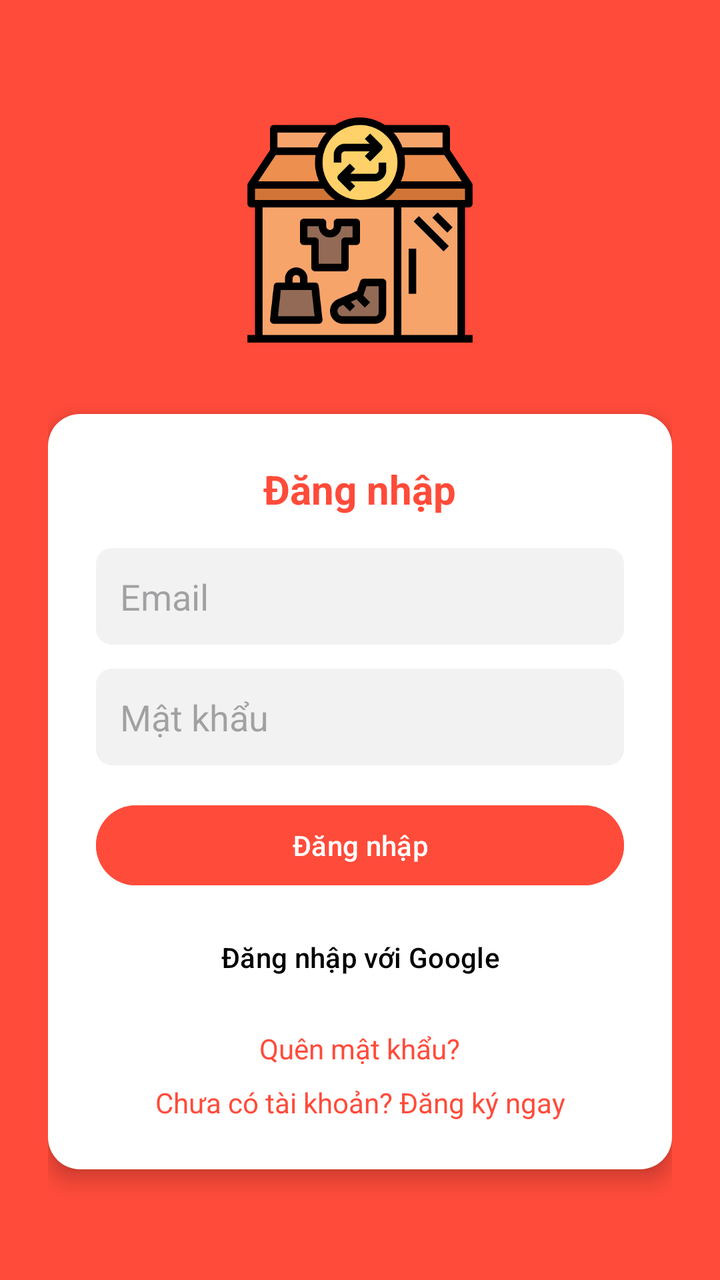
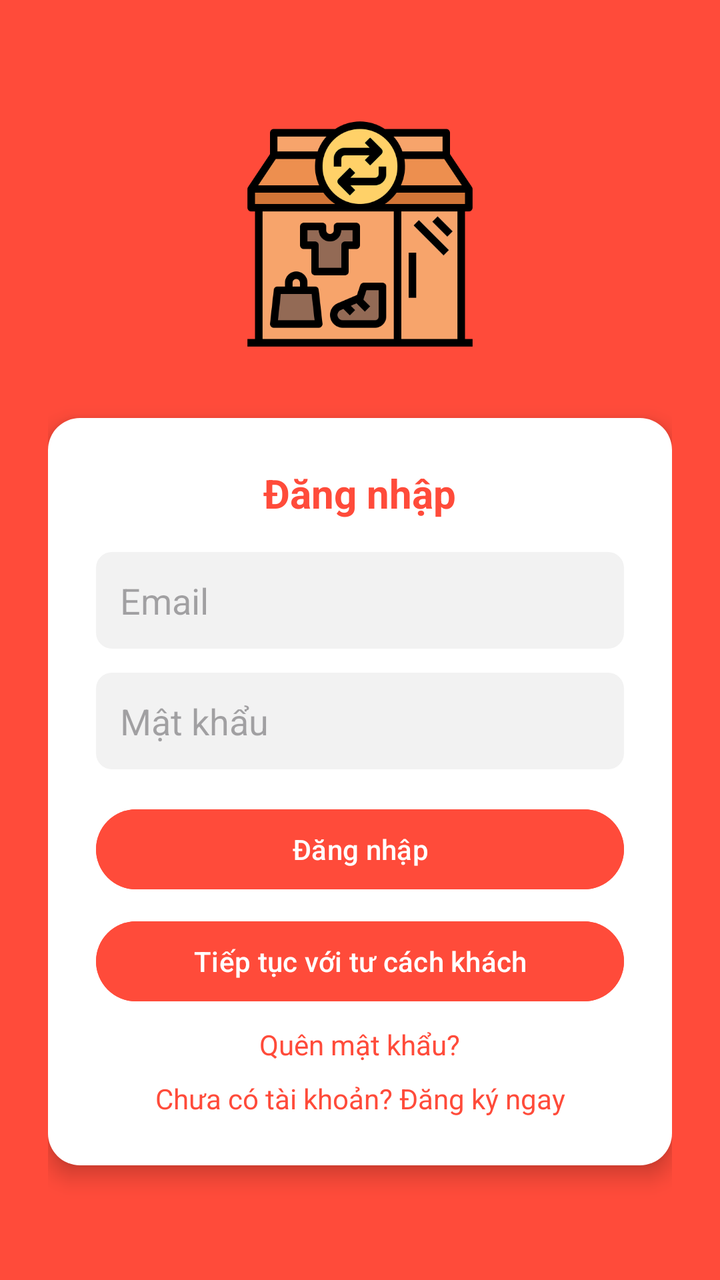

Before-and-after screenshots of an Android layout around one commit, followed by the original layout XML and the change that was made.
<!-- AndroidManifest.xml: application theme Theme.Qlybandocu -->
<!-- res/layout/activity_login.xml -->
<?xml version="1.0" encoding="utf-8"?>
<LinearLayout xmlns:android="http://schemas.android.com/apk/res/android"
    android:orientation="vertical"
    android:layout_width="match_parent"
    android:layout_height="match_parent"
    android:background="#ff4b3a"
    android:gravity="center"
    android:padding="24dp">

    
    <ImageView
        android:id="@+id/logo"
        android:layout_width="120dp"
        android:layout_height="120dp"
        android:src="@drawable/logo"
        android:contentDescription="Logo App"
        android:layout_marginBottom="32dp"/>

    
    <LinearLayout
        android:layout_width="match_parent"
        android:layout_height="wrap_content"
        android:orientation="vertical"
        android:padding="24dp"
        android:background="@drawable/bg_white_round"
        android:elevation="6dp">

        <TextView
            android:layout_width="wrap_content"
            android:layout_height="wrap_content"
            android:text="Đăng nhập"
            android:textSize="20sp"
            android:textStyle="bold"
            android:textColor="#ff4b3a"
            android:layout_gravity="center"
            android:layout_marginBottom="16dp"/>

        <EditText
            android:id="@+id/edtEmail"
            android:hint="Email"
            android:inputType="textEmailAddress"
            android:layout_width="match_parent"
            android:layout_height="wrap_content"
            android:background="@drawable/bg_edittext"
            android:padding="12dp"
            android:layout_marginBottom="12dp"/>

        <EditText
            android:id="@+id/edtPassword"
            android:hint="Mật khẩu"
            android:inputType="textPassword"
            android:layout_width="match_parent"
            android:layout_height="wrap_content"
            android:background="@drawable/bg_edittext"
            android:padding="12dp"
            android:layout_marginBottom="16dp"/>

        <Button
            android:id="@+id/btnLogin"
            android:text="Đăng nhập"
            android:layout_width="match_parent"
            android:layout_height="wrap_content"
            android:backgroundTint="#ff4b3a"
            android:textColor="@android:color/white"
            android:layout_marginBottom="8dp"/>

        <Button
            android:id="@+id/btnGoogle"
            android:text="Đăng nhập với Google"
            android:layout_width="match_parent"
            android:layout_height="wrap_content"
            android:backgroundTint="#ffffff"
            android:textColor="#000000"
            android:layout_marginBottom="12dp"/>

        <TextView
            android:id="@+id/tvForgotPassword"
            android:layout_width="wrap_content"
            android:layout_height="wrap_content"
            android:text="Quên mật khẩu?"
            android:textColor="#ff4b3a"
            android:textSize="14sp"
            android:layout_gravity="center"
            android:layout_marginBottom="8dp"/>

        <TextView
            android:id="@+id/txtToRegister"
            android:text="Chưa có tài khoản? Đăng ký ngay"
            android:textColor="#ff4b3a"
            android:gravity="center"
            android:layout_width="match_parent"
            android:layout_height="wrap_content"/>
    </LinearLayout>

</LinearLayout>
<!-- resources referenced by this layout -->
<resources>
  <!-- drawable bg_edittext (drawable) -->
  <?xml version="1.0" encoding="utf-8"?>
  <shape xmlns:android="http://schemas.android.com/apk/res/android">
      <solid android:color="#F2F2F2"/>
      <corners android:radius="8dp"/>
      <padding
          android:left="8dp"
          android:top="8dp"
          android:right="8dp"
          android:bottom="8dp"/>
  </shape>
  <!-- drawable bg_white_round (drawable) -->
  <?xml version="1.0" encoding="utf-8"?>
  <shape xmlns:android="http://schemas.android.com/apk/res/android">
      <solid android:color="@android:color/white"/>
      <corners android:radius="16dp"/>
  </shape>
  <!-- drawable logo: png bitmap (drawable, 18866 bytes) -->
  <style name="Theme.Qlybandocu" parent="Base.Theme.Qlybandocu" />
  <style name="Base.Theme.Qlybandocu" parent="Theme.Material3.DayNight.NoActionBar">
          
          
      </style>
</resources>

<!-- the commit's change to res/layout/activity_login.xml (unified diff, before → after) -->
@@ -65,13 +65,13 @@
             android:layout_marginBottom="8dp"/>
 
         <Button
-            android:id="@+id/btnGoogle"
-            android:text="Đăng nhập với Google"
+            android:id="@+id/btnGuest"
+            android:text="Tiếp tục với tư cách khách"
             android:layout_width="match_parent"
             android:layout_height="wrap_content"
-            android:backgroundTint="#ffffff"
-            android:textColor="#000000"
-            android:layout_marginBottom="12dp"/>
+            android:backgroundTint="#ff4b3a"
+            android:textColor="@android:color/white"
+            android:layout_marginBottom="8dp"/>
 
         <TextView
             android:id="@+id/tvForgotPassword"
